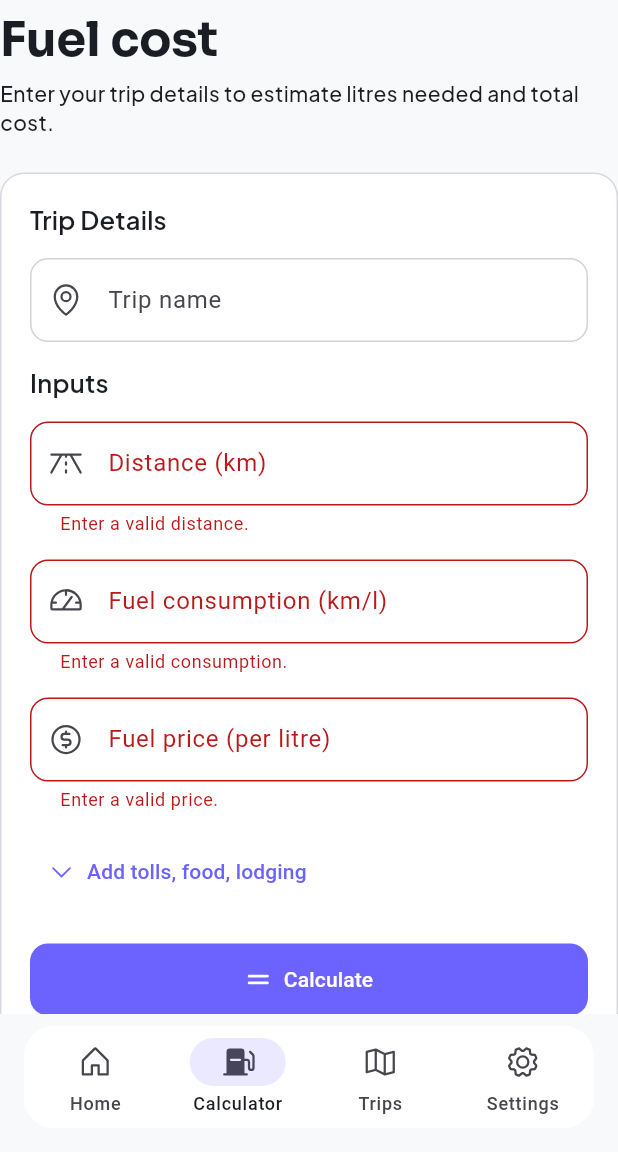
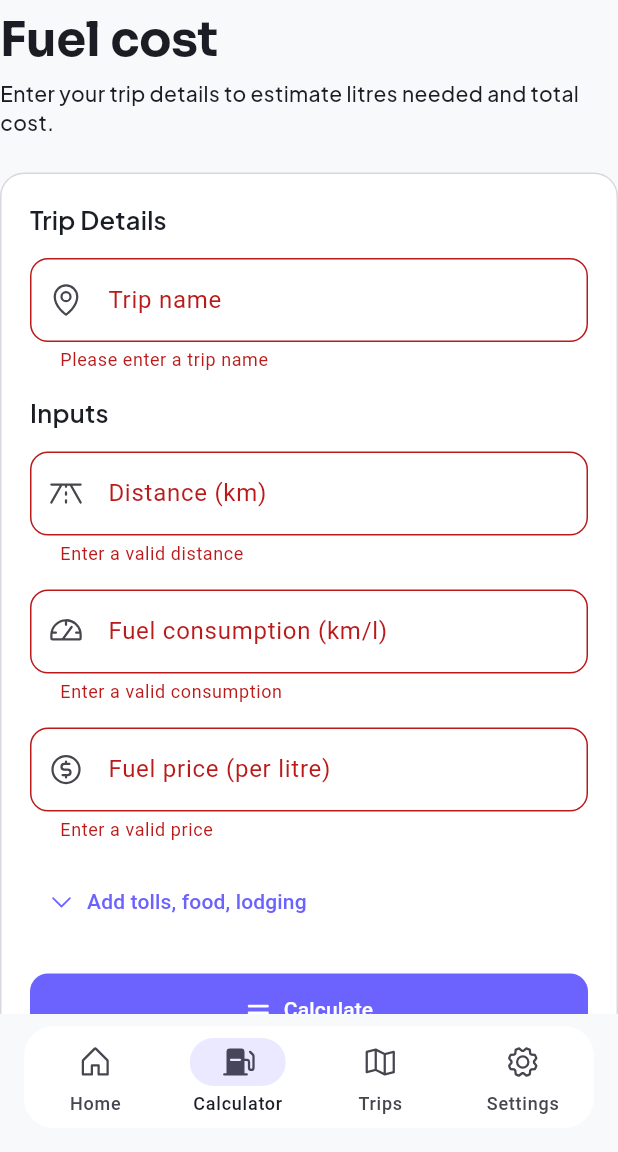
Before and after one commit to JackBaraka/tripwise, a Flutter app: the FuelCostScreen screen opened by its route, after a tap on "Add tolls, food, lodging", after a tap on "Hide additional costs", after a tap on "Calculate", on a phone screen of 412 x 824 dp, the part 84-1236 px from its top. Run offline on Flutter 3.47's test engine with Material 3 defaults, Android fonts, the phone set to English and light mode, and no system bars; our stand-ins replace flutter_riverpod, go_router, google_fonts, phosphor_flutter, shared_preferences; accounts and stored records are empty.

Commit message:
fix: improve form validation UX
- Add trip name validation (min 2 chars required)
- Add distance validation (1-50,000 km range)
- Add consumption validation (1-100 km/l range)
- Add fuel price validation (0.01-20 per litre range)
- Remove manual trip name check (now handled by validator)
- Add TextCapitalization for trip name field

```diff
--- a/lib/features/fuel_cost/presentation/fuel_cost_screen.dart
+++ b/lib/features/fuel_cost/presentation/fuel_cost_screen.dart
@@ -77,13 +77,6 @@
     final isValid = _formKey.currentState?.validate() ?? false;
     if (!isValid) return;
 
-    if (_tripNameController.text.trim().isEmpty) {
-      ScaffoldMessenger.of(context).showSnackBar(
-        const SnackBar(content: Text('Please enter a trip name')),
-      );
-      return;
-    }
-
     final trip = Trip(
       id: DateTime.now().millisecondsSinceEpoch.toString(),
       name: _tripNameController.text.trim(),
@@ -140,7 +133,17 @@
                         PhosphorIcons.mapPin(PhosphorIconsStyle.regular),
                       ),
                     ),
+                    textCapitalization: TextCapitalization.words,
                     textInputAction: TextInputAction.next,
+                    validator: (value) {
+                      if (value == null || value.trim().isEmpty) {
+                        return 'Please enter a trip name';
+                      }
+                      if (value.trim().length < 2) {
+                        return 'Name must be at least 2 characters';
+                      }
+                      return null;
+                    },
                   ),
                   const SizedBox(height: AppSpacing.md),
                   Text('Inputs', style: Theme.of(context).textTheme.titleMedium),
@@ -156,9 +159,19 @@
                         PhosphorIcons.roadHorizon(PhosphorIconsStyle.regular),
                       ),
                     ),
-                    validator: (value) => _parsePositiveDouble(value) == null
-                        ? 'Enter a valid distance.'
-                        : null,
+                    validator: (value) {
+                      final parsed = _parsePositiveDouble(value);
+                      if (parsed == null) {
+                        return 'Enter a valid distance';
+                      }
+                      if (parsed < 1) {
+                        return 'Distance must be at least 1 km';
+                      }
+                      if (parsed > 50000) {
+                        return 'Distance cannot exceed 50,000 km';
+                      }
+                      return null;
+                    },
                     textInputAction: TextInputAction.next,
                   ),
                   const SizedBox(height: AppSpacing.md),
@@ -173,9 +186,19 @@
                         PhosphorIcons.gauge(PhosphorIconsStyle.regular),
                       ),
                     ),
-                    validator: (value) => _parsePositiveDouble(value) == null
-                        ? 'Enter a valid consumption.'
-                        : null,
+                    validator: (value) {
+                      final parsed = _parsePositiveDouble(value);
+                      if (parsed == null) {
+                        return 'Enter a valid consumption';
+                      }
+                      if (parsed < 1) {
+                        return 'Consumption must be at least 1 km/l';
+                      }
+                      if (parsed > 100) {
+                        return 'Consumption cannot exceed 100 km/l';
+                      }
+                      return null;
+                    },
                     textInputAction: TextInputAction.next,
                   ),
                   const SizedBox(height: AppSpacing.md),
@@ -192,9 +215,19 @@
                         ),
                       ),
                     ),
-                    validator: (value) => _parsePositiveDouble(value) == null
-                        ? 'Enter a valid price.'
-                        : null,
+                    validator: (value) {
+                      final parsed = _parsePositiveDouble(value);
+                      if (parsed == null) {
+                        return 'Enter a valid price';
+                      }
+                      if (parsed < 0.01) {
+                        return 'Price must be at least 0.01';
+                      }
+                      if (parsed > 20) {
+                        return 'Price cannot exceed 20 per litre';
+                      }
+                      return null;
+                    },
                     onFieldSubmitted: (_) => _calculate(),
                   ),
                   const SizedBox(height: AppSpacing.md),
```
